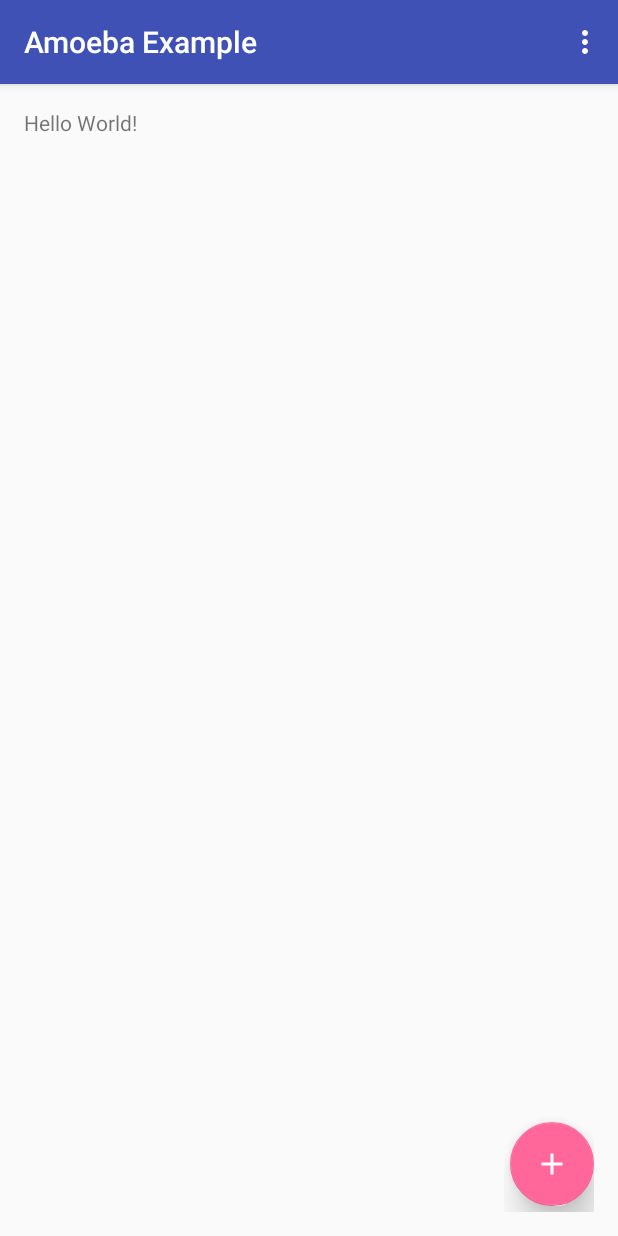
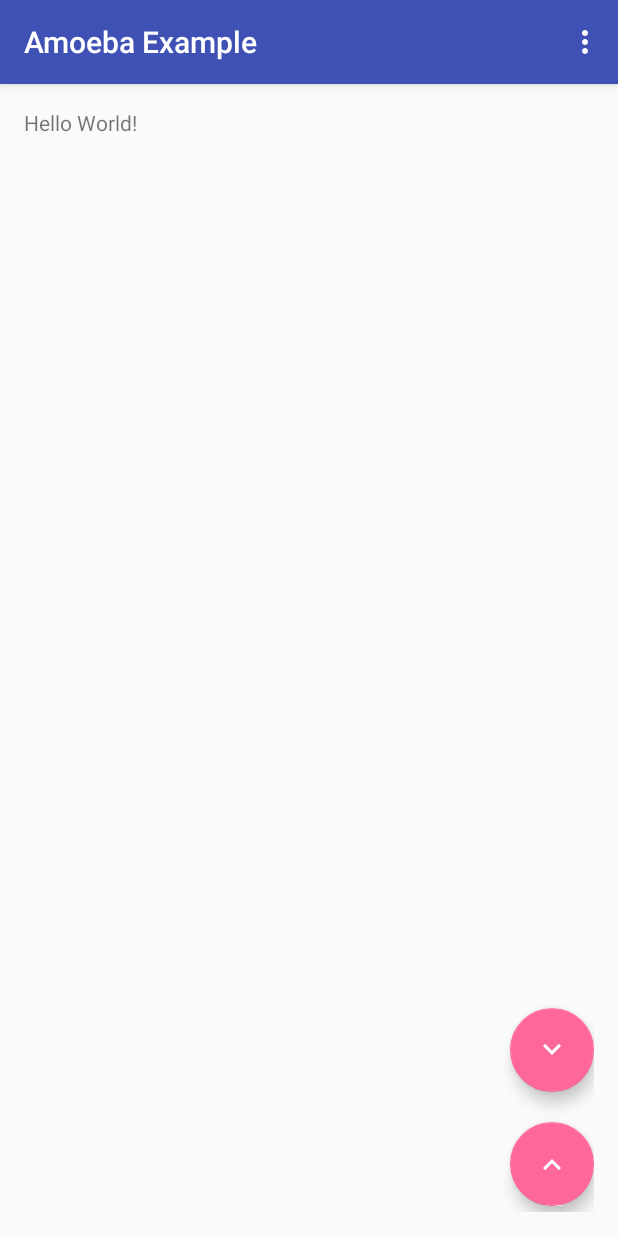
Before and after one commit to SriramBms/Amoeba, an Android app: the screen it shows after launch (MainActivity), after a tap on an icon or button, on a phone screen of 412 x 824 dp. Run offline under Robolectric (Android 15) with nearby library versions, the phone set to English and light mode, and no system bars.

Commit message:
translation and alpha capability

```diff
--- a/amoeba/src/main/java/com/eo5/amoeba/views/FissionColony.java
+++ b/amoeba/src/main/java/com/eo5/amoeba/views/FissionColony.java
@@ -16,8 +16,11 @@ import android.util.Log;
 import android.util.TypedValue;
 import android.view.View;
 import android.view.ViewGroup;
+import android.view.animation.AccelerateDecelerateInterpolator;
 import android.view.animation.Animation;
 import android.view.animation.AnimationUtils;
+import android.view.animation.DecelerateInterpolator;
+import android.view.animation.LinearInterpolator;
 import android.view.animation.OvershootInterpolator;
 
 import com.eo5.amoeba.R;
@@ -54,6 +57,10 @@ public class FissionColony extends ViewGroup{
     private AnimatorSet mExpandAnimSet = new AnimatorSet().setDuration(Constants.DEFAULT_ANIMATION_DURATION);
     private AnimatorSet mCollapseAnimSet = new AnimatorSet().setDuration(Constants.DEFAULT_ANIMATION_DURATION);
     private ObjectAnimator mMainExpandAnimator, mMainCollapseAnimator;
+
+    enum ANIMATION {
+        ALPHA, TRANSLATE_Y
+    }
 
     public FissionColony(Context context){
         this(context, null, 0);
@@ -176,24 +183,47 @@ public class FissionColony extends ViewGroup{
         mExpandAnimSet.play(mMainExpandAnimator);
         mCollapseAnimSet.play(mMainCollapseAnimator);
 
-        ObjectAnimator expandAnimator = new ObjectAnimator();
-        ObjectAnimator collapseAnimator = new ObjectAnimator();
-
-
-        expandAnimator.setProperty(View.TRANSLATION_Y);
-        expandAnimator.setInterpolator(new OvershootInterpolator());
-        collapseAnimator.setProperty(View.TRANSLATION_Y);
-        collapseAnimator.setInterpolator(new OvershootInterpolator());
-        expandAnimator.setTarget(mTestButton);
-        collapseAnimator.setTarget(mTestButton);
-        setLayerTypeForView(mTestButton, expandAnimator);
-        setLayerTypeForView(mTestButton, collapseAnimator);
-
-        mExpandAnimSet.play(expandAnimator);
-        mCollapseAnimSet.play(collapseAnimator);
 
 
 
+
+    }
+
+    private void setChildAnimation(ANIMATION type, View view, float startValue, float endValue){
+        ObjectAnimator expandAnimator = new ObjectAnimator();
+        ObjectAnimator collapseAnimator = new ObjectAnimator();
+        switch (type){
+            case ALPHA:
+                expandAnimator.setProperty(View.ALPHA);
+                expandAnimator.setInterpolator(new DecelerateInterpolator());
+                expandAnimator.setFloatValues(startValue, endValue);
+                collapseAnimator.setProperty(View.ALPHA);
+                collapseAnimator.setInterpolator(new DecelerateInterpolator(2f));
+                collapseAnimator.setFloatValues(endValue, startValue);
+                expandAnimator.setTarget(view);
+                collapseAnimator.setTarget(view);
+
+
+                break;
+            case TRANSLATE_Y:
+                expandAnimator.setProperty(View.TRANSLATION_Y);
+                expandAnimator.setInterpolator(new OvershootInterpolator());
+                expandAnimator.setFloatValues(startValue, endValue);
+                collapseAnimator.setProperty(View.TRANSLATION_Y);
+                collapseAnimator.setInterpolator(new OvershootInterpolator());
+                collapseAnimator.setFloatValues(endValue, startValue);
+                expandAnimator.setTarget(view);
+                collapseAnimator.setTarget(view);
+
+                break;
+            default:
+                break;
+
+        }
+        setLayerTypeForView(view, expandAnimator);
+        setLayerTypeForView(view, collapseAnimator);
+        mExpandAnimSet.play(expandAnimator);
+        mCollapseAnimSet.play(collapseAnimator);
     }
 
     private void setLayerTypeForView(final View view, Animator animator){
@@ -220,7 +250,7 @@ public class FissionColony extends ViewGroup{
         mMainButtonY = b - t - mMainButtonHeight - mShadowRadiusDelta;
         mMainButtonX = r - l - mMainButtonWidth;
         mMainButton.layout(mMainButtonX, mMainButtonY, mMainButtonX + mMainButtonWidth, mMainButtonY + mMainButtonHeight);
-
+        setAnimationParams();
         if(Constants.TEST_MODE){
             int mTestButtonY = mMainButtonY - mTestButton.getMeasuredHeight() - mShadowRadiusDelta
                     - mButtonSpacing;
@@ -229,11 +259,13 @@ public class FissionColony extends ViewGroup{
             float collapseY = mMainButtonY - mTestButtonY;
             float expandY = 0f;
             mTestButton.setTranslationY(mIsExpanded? expandY: collapseY);
-            mTestButton.setAlpha(mIsExpanded? 1f: 0f);
+            mTestButton.setAlpha(mIsExpanded ? 1f : 0f);
+            setChildAnimation(ANIMATION.TRANSLATE_Y, mTestButton, collapseY, expandY);
+            setChildAnimation(ANIMATION.ALPHA, mTestButton, 0f, 1f);
 
         }
 
-        setAnimationParams();
+
 
     }
 
--- a/app/src/main/java/com/eo5/amoebaexample/MainActivity.java
+++ b/app/src/main/java/com/eo5/amoebaexample/MainActivity.java
@@ -32,7 +32,7 @@ public class MainActivity extends AppCompatActivity {
 
         fab.setRippleColor(getResources().getColor(R.color.colorRipple));
         FissionColony fc = (FissionColony)findViewById(R.id.fab);
-        fc.setRotationForIcon(0f, 45f);
+        fc.setRotationForIcon(0f, 180f);
         //fc.setFissionButtonAnims(AnimationUtils.loadAnimation(this, R.anim.expand_rotator), AnimationUtils.loadAnimation(this, R.anim.collapse_rotator));
     }
 
--- /dev/null
+++ b/app/src/main/res/drawable/testsvg.xml
@@ -0,0 +1,9 @@
+<vector xmlns:android="http://schemas.android.com/apk/res/android"
+    android:width="24dp"
+    android:height="24dp"
+    android:viewportWidth="24.0"
+    android:viewportHeight="24.0">
+    <path
+        android:fillColor="#FFFFFFFF"
+        android:pathData="m375.35325 548.30017a57.266888 57.266888 0 0 1-57.26689 57.26689 57.266888 57.266888 0 0 1-57.26688-57.26689 57.266888 57.266888 0 0 1 57.26688-57.26689 57.266888 57.266888 0 0 1 57.26689 57.26689z"/>
+</vector>
--- a/app/src/main/res/layout/activity_main.xml
+++ b/app/src/main/res/layout/activity_main.xml
@@ -29,7 +29,7 @@
         android:layout_height="wrap_content"
         android:layout_gravity="bottom|end"
         android:layout_margin="@dimen/fab_margin"
-        android:src="@drawable/ic_add"
+        android:src="@drawable/ic_arrow_down"
         app:fb_enable_fission="false"
         app:fb_elevation="@dimen/default_elevation"
         app:fb_direction="up"
```
